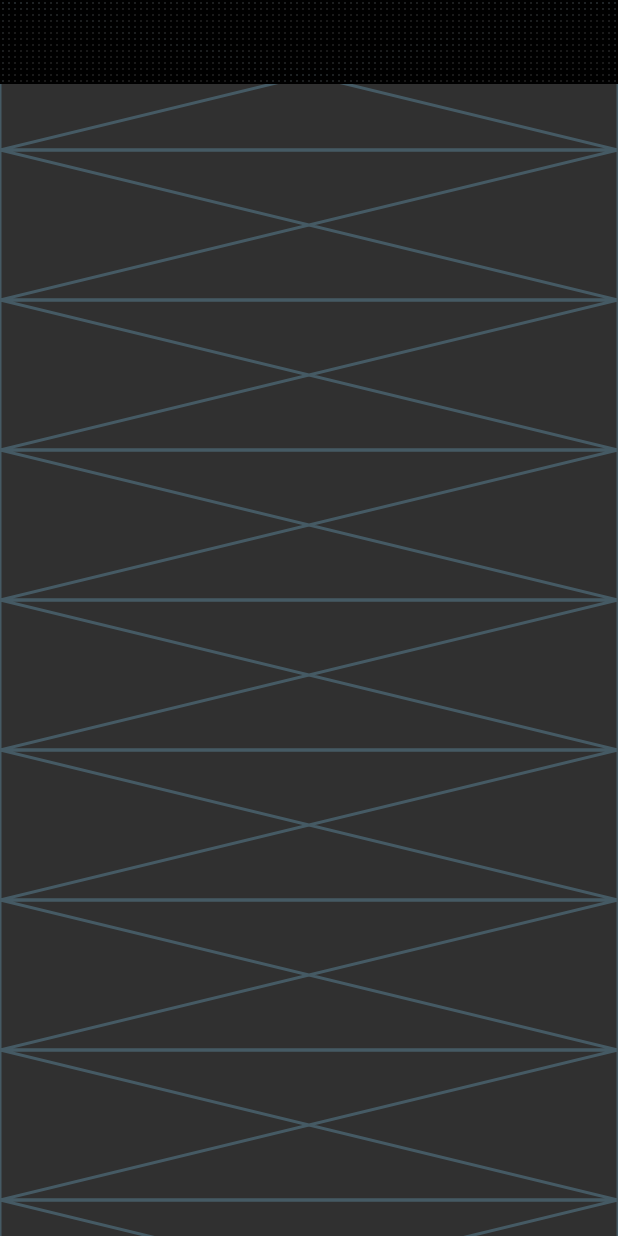
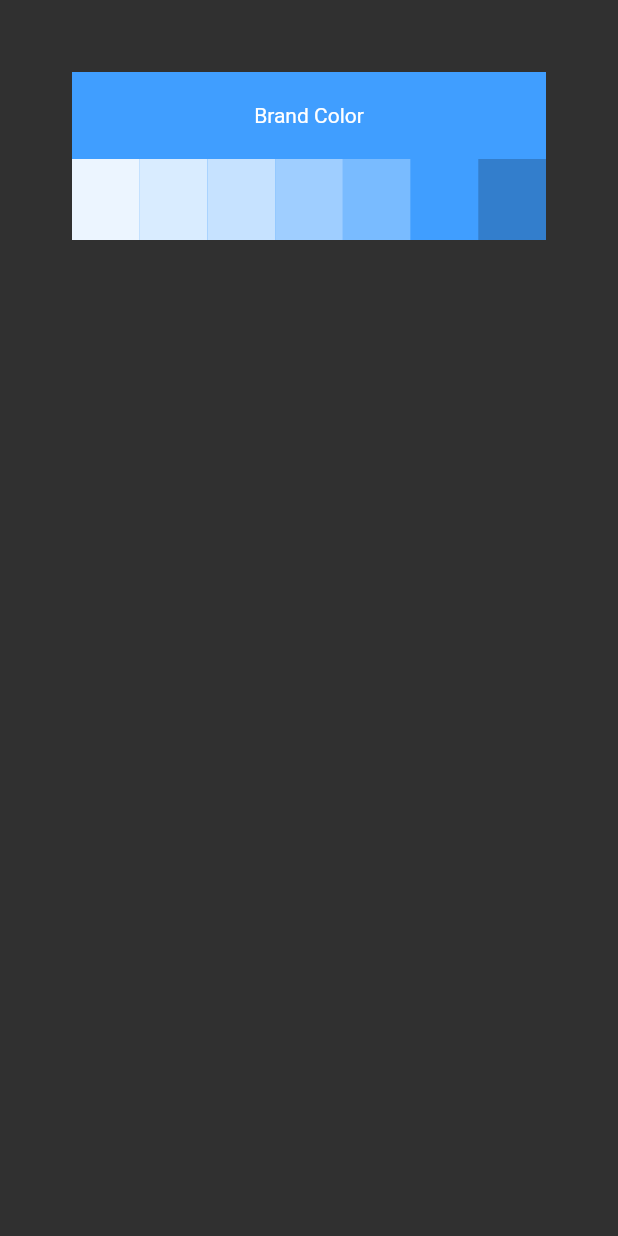
Before and after one commit to dash-chan/elm, a Flutter app: the screen it shows after launch, on a phone screen of 412 x 824 dp. Run offline on Flutter 3.47's test engine with Material 2 defaults, Android fonts, the light colour scheme and no system bars; our stand-ins replace flutter_svg.

Commit message:
add colors

```diff
--- /dev/null
+++ b/apps/website/lib/src/pages/basics/color_view.dart
@@ -0,0 +1,54 @@
+import 'package:elm_ui/elm_ui.dart';
+import 'package:flutter/material.dart';
+
+class ColorView extends StatelessWidget {
+  const ColorView({super.key});
+
+  @override
+  Widget build(BuildContext context) {
+    return ListView(
+      padding: EdgeInsets.all(48),
+      children: [
+        ColorCard(color: ElmColors.primary),
+      ],
+    );
+  }
+}
+
+class ColorCard extends StatelessWidget {
+  const ColorCard({super.key, required this.color});
+
+  final ElmColor color;
+
+  @override
+  Widget build(BuildContext context) {
+    return Align(
+      alignment: Alignment.centerLeft,
+      child: SizedBox(
+        width: 320,
+        height: 112,
+        child: Material(
+          color: color,
+          child: Column(
+            children: [
+              const Expanded(
+                child: Center(
+                  child: Text('Brand Color'),
+                ),
+              ),
+              SizedBox(
+                height: 54,
+                child: Row(
+                  crossAxisAlignment: CrossAxisAlignment.stretch,
+                  children: color.swatch.values.map((e) {
+                    return Expanded(child: Material(color: e));
+                  }).toList(),
+                ),
+              ),
+            ],
+          ),
+        ),
+      ),
+    );
+  }
+}
--- a/apps/website/lib/src/pages/main_page.dart
+++ b/apps/website/lib/src/pages/main_page.dart
@@ -1,6 +1,7 @@
 import 'dart:ui';
 
 import 'package:flutter/material.dart';
+import 'package:website/src/pages/basics/color_view.dart';
 import 'package:website/src/pages/widgets/grid_painter.dart';
 
 class MainPage extends StatelessWidget {
@@ -12,28 +13,23 @@ class MainPage extends StatelessWidget {
       child: Stack(
         children: [
           Positioned.fill(
-            child: ListView.builder(
-              itemBuilder: (context, index) => const SizedBox(
-                height: 100,
-                child: Placeholder(),
-              ),
-            ),
+            child: ColorView(),
           ),
-          Positioned(
-            top: 0,
-            left: 0,
-            right: 0,
-            height: 56,
-            child: ClipRect(
-              child: BackdropFilter(
-                filter: ImageFilter.blur(sigmaX: 4, sigmaY: 4),
-                child: CustomPaint(
-                  painter: GridPainter(color: Colors.black),
-                  child: Row(),
-                ),
-              ),
-            ),
-          ),
+          // Positioned(
+          //   top: 0,
+          //   left: 0,
+          //   right: 0,
+          //   height: 56,
+          //   child: ClipRect(
+          //     child: BackdropFilter(
+          //       filter: ImageFilter.blur(sigmaX: 4, sigmaY: 4),
+          //       child: CustomPaint(
+          //         painter: GridPainter(color: Colors.black),
+          //         child: Row(),
+          //       ),
+          //     ),
+          //   ),
+          // ),
           // Positioned.fill(child: child),
         ],
       ),
--- a/packages/elm_ui/lib/elm_ui.dart
+++ b/packages/elm_ui/lib/elm_ui.dart
@@ -1,3 +1,5 @@
 library elm_ui;
 
 export 'src/app.dart';
+
+export 'src/theme/elm_colors.dart';
--- /dev/null
+++ b/packages/elm_ui/lib/src/theme/elm_colors.dart
@@ -0,0 +1,75 @@
+import 'package:flutter/foundation.dart';
+import 'package:flutter/material.dart';
+
+test() {}
+
+class ElmColors {
+  static const primary = ElmColor.primary;
+}
+
+enum ElmColorType {
+  light9,
+  light8,
+  light7,
+  light5,
+  light3,
+  base,
+  dark2,
+}
+
+class ElmColor extends ElmColorSwatch<ElmColorType> {
+  const ElmColor(super.primary, super.swatch);
+
+  static const _primaryValue = 0xFF409EFF;
+  static const primary = ElmColor(
+    _primaryValue,
+    {
+      ElmColorType.light9: Color(0xFFECF5FF),
+      ElmColorType.light8: Color(0xFFD9ECFF),
+      ElmColorType.light7: Color(0xFFC6E2FF),
+      ElmColorType.light5: Color(0xFF9FCEFF),
+      ElmColorType.light3: Color(0xFF79BBFF),
+      ElmColorType.base: Color(_primaryValue),
+      ElmColorType.dark2: Color(0xFF337ECC),
+    },
+  );
+
+  static const _successValue = 0xFF67C23A;
+  static const success = ElmColor(
+    _successValue,
+    {
+      ElmColorType.light9: Color(0xFFF0F9EB),
+      ElmColorType.light8: Color(0xFFE1F3D8),
+      ElmColorType.light7: Color(0xFFD1EDC4),
+      ElmColorType.light5: Color(0xFFB3E09C),
+      ElmColorType.light3: Color(0xFF95D475),
+      ElmColorType.base: Color(_successValue),
+      ElmColorType.dark2: Color(0xFF529B2E),
+    },
+  );
+}
+
+class ElmColorSwatch<T> extends Color {
+  const ElmColorSwatch(super.value, this._swatch);
+
+  @protected
+  final Map<T, Color> _swatch;
+
+  Map<T, Color> get swatch => _swatch;
+
+  Color operator [](T type) => _swatch[type]!;
+
+  @override
+  int get hashCode => Object.hashAll([_swatch, runtimeType, value]);
+
+  @override
+  bool operator ==(Object other) {
+    if (identical(other, this)) return true;
+    if (other.runtimeType != runtimeType) {
+      return false;
+    }
+    return super == other &&
+        other is ElmColorSwatch<T> &&
+        mapEquals<T, Color>(other._swatch, _swatch);
+  }
+}
```
Also changed, not shown: packages/elm_ui/lib/src/theme/elm_theme.dart (line endings or trailing spaces).
